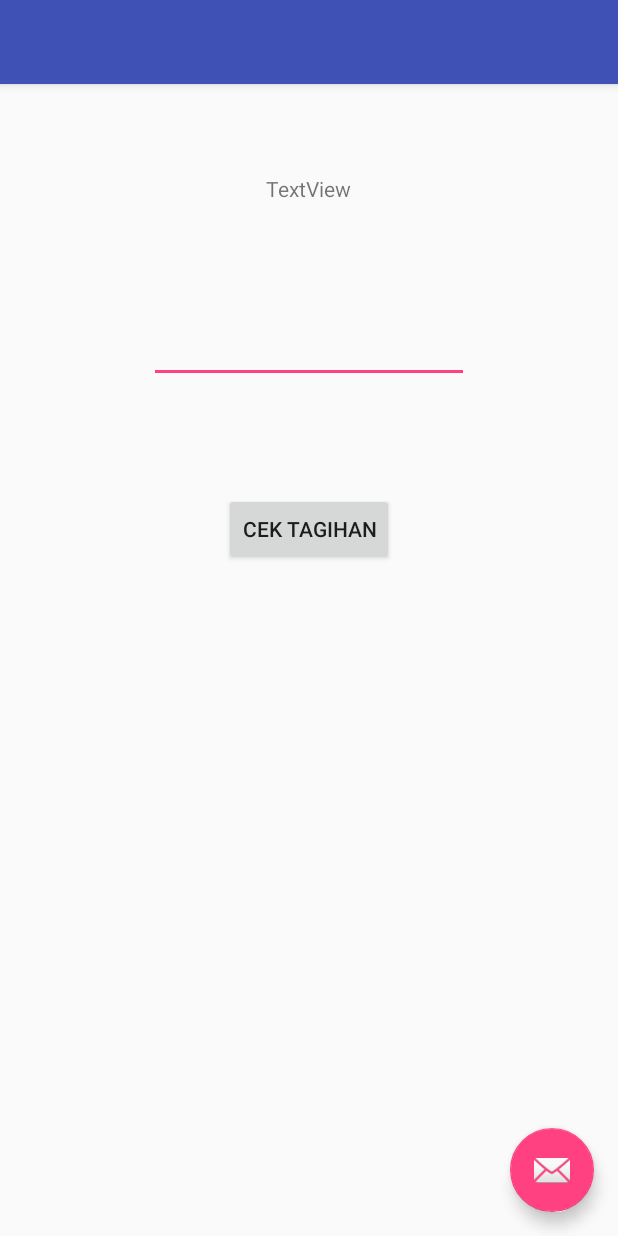
After one commit to Dtech-Dev/SmartPay, an Android app: the layout activity_cek_tagihan.xml on its own in the app's theme, with its tools: preview values and no code run, on a phone screen of 412 x 824 dp. The commit adds this screen. Run offline under Robolectric (Android 15) with nearby library versions, the phone set to English and light mode, and no system bars.

Commit message:
Tagihan v2

```diff
--- /dev/null
+++ b/app/src/main/res/layout/activity_cek_tagihan.xml
@@ -0,0 +1,34 @@
+<?xml version="1.0" encoding="utf-8"?>
+<android.support.design.widget.CoordinatorLayout xmlns:android="http://schemas.android.com/apk/res/android"
+    xmlns:app="http://schemas.android.com/apk/res-auto"
+    xmlns:tools="http://schemas.android.com/tools"
+    android:layout_width="match_parent"
+    android:layout_height="match_parent"
+    android:fitsSystemWindows="true"
+    tools:context="com.dtech.smartpulsa.feature.CekTagihan">
+
+    <android.support.design.widget.AppBarLayout
+        android:layout_width="match_parent"
+        android:layout_height="wrap_content"
+        android:theme="@style/AppTheme.NoActionBar.AppBarOverlay">
+
+        <android.support.v7.widget.Toolbar
+            android:id="@+id/toolbar"
+            android:layout_width="match_parent"
+            android:layout_height="?attr/actionBarSize"
+            android:background="?attr/colorPrimary"
+            app:popupTheme="@style/AppTheme.NoActionBar.PopupOverlay" />
+
+    </android.support.design.widget.AppBarLayout>
+
+    <include layout="@layout/content_cek_tagihan" />
+
+    <android.support.design.widget.FloatingActionButton
+        android:id="@+id/fab"
+        android:layout_width="wrap_content"
+        android:layout_height="wrap_content"
+        android:layout_gravity="bottom|end"
+        android:layout_margin="@dimen/fab_margin"
+        app:srcCompat="@android:drawable/ic_dialog_email" />
+
+</android.support.design.widget.CoordinatorLayout>
--- /dev/null
+++ b/app/src/main/res/layout/content_cek_tagihan.xml
@@ -0,0 +1,48 @@
+<?xml version="1.0" encoding="utf-8"?>
+<RelativeLayout xmlns:android="http://schemas.android.com/apk/res/android"
+    xmlns:app="http://schemas.android.com/apk/res-auto"
+    xmlns:tools="http://schemas.android.com/tools"
+    android:id="@+id/content_cek_tagihan"
+    android:layout_width="match_parent"
+    android:layout_height="match_parent"
+    android:paddingBottom="@dimen/activity_vertical_margin"
+    android:paddingLeft="@dimen/activity_horizontal_margin"
+    android:paddingRight="@dimen/activity_horizontal_margin"
+    android:paddingTop="@dimen/activity_vertical_margin"
+    app:layout_behavior="@string/appbar_scrolling_view_behavior"
+    tools:context="com.dtech.smartpulsa.feature.CekTagihan"
+    tools:showIn="@layout/activity_cek_tagihan">
+
+    <TextView
+        android:text="TextView"
+        android:layout_width="wrap_content"
+        android:layout_height="wrap_content"
+
+        android:layout_centerHorizontal="true"
+        android:layout_marginTop="44dp"
+        android:id="@+id/textTagihan" />
+
+    <EditText
+        android:layout_width="wrap_content"
+        android:layout_height="wrap_content"
+        android:inputType="textPersonName"
+        android:text=""
+
+        android:ems="10"
+        android:layout_below="@+id/textTagihan"
+        android:layout_alignParentTop="true"
+        android:layout_centerHorizontal="true"
+        android:layout_marginTop="138dp"
+        android:id="@+id/cekNmrTagihan" />
+
+
+
+    <Button
+        android:text="Cek Tagihan"
+        android:layout_width="wrap_content"
+        android:layout_height="wrap_content"
+        android:layout_below="@+id/cekNmrTagihan"
+        android:layout_centerHorizontal="true"
+        android:layout_marginTop="73dp"
+        android:id="@+id/buttonCek" />
+</RelativeLayout>
--- a/app/src/main/res/values/strings.xml
+++ b/app/src/main/res/values/strings.xml
@@ -11,4 +11,6 @@
     <string name="title_activity_trf_confirm">Transfer Confirm</string>
     <string name="title_activity_pulsa">PulsaActivity</string>
     <string name="title_activity_tagihan">TagihanActivity</string>
+    <string name="title_activity_bayar_tagihan">BayarTagihan</string>
+    <string name="title_activity_cek_tagihan">CekTagihan</string>
 </resources>
```
Also changed, not shown: app/src/main/AndroidManifest.xml (+18 -0 lines), app/src/main/java/com/dtech/smartpulsa/feature/BayarTagihan.java (added, +32 -0 lines), app/src/main/java/com/dtech/smartpulsa/feature/CekTagihan.java (added, +110 -0 lines), app/src/main/java/com/dtech/smartpulsa/feature/TagihanActivity.java (+56 -0 lines), app/src/main/java/com/dtech/smartpulsa/fragments/FrTagihan.java (+2 -37 lines), app/src/main/res/layout/activity_bayar_tagihan.xml (added, +34 -0 lines), app/src/main/res/layout/content_bayar_tagihan.xml (added, +16 -0 lines), app/src/main/res/layout/custom_dialog.xml (added, +62 -0 lines).
